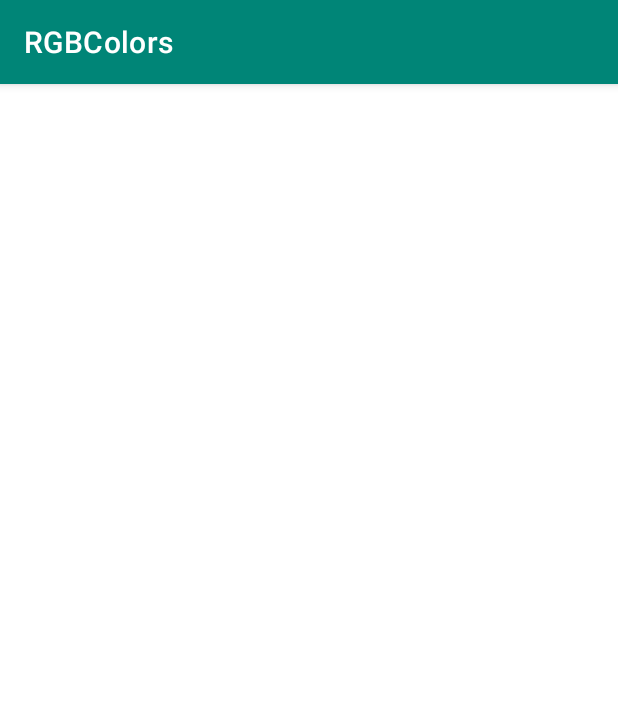
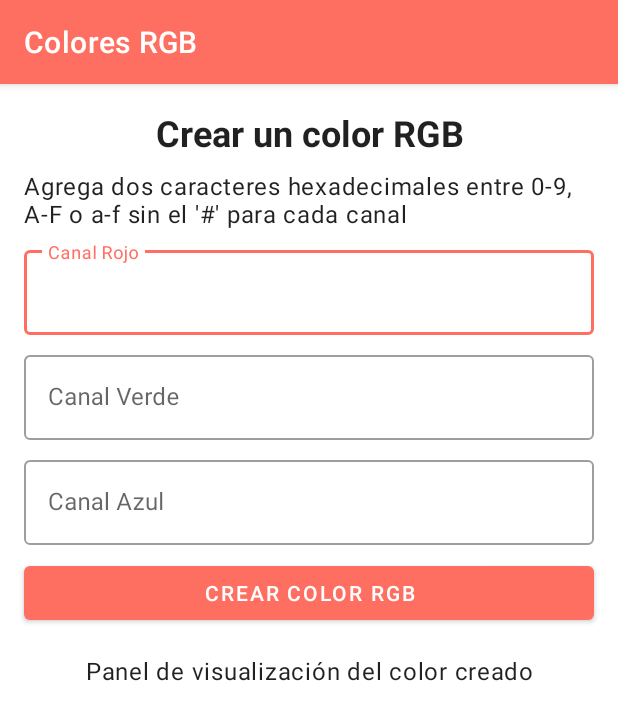
Before and after one commit to swlozano/android-rgb-color, an Android app: the screen it shows after launch (MainActivity), on a phone screen of 412 x 824 dp. Shown: the top 720 px of the screen. Run offline under Robolectric (Android 15) with nearby library versions, the phone set to English and light mode, and no system bars.

Commit message:
implement functionality to convert inputs in a rgb color and show it in the screen

```diff
--- a/app/src/main/res/layout/activity_main.xml
+++ b/app/src/main/res/layout/activity_main.xml
@@ -6,7 +6,7 @@
     android:layout_height="match_parent"
     android:layout_margin="@dimen/color_creator_layout_margin"
     tools:context=".MainActivity">
-<!--
+
     <TextView
         android:id="@+id/color_creator_title"
         style="@style/color_creator_title"
@@ -107,6 +107,15 @@
         android:gravity="center"
         android:text="@string/color_created_display_panel"
         app:layout_constraintStart_toStartOf="parent"
-        app:layout_constraintTop_toBottomOf="@id/color_creator_button" />-->
+        app:layout_constraintTop_toBottomOf="@id/color_creator_button" />
+
+    <View
+        android:id="@+id/view_panel_color"
+        android:layout_width="0dp"
+        android:layout_height="0dp"
+        app:layout_constraintBottom_toBottomOf="parent"
+        app:layout_constraintEnd_toEndOf="parent"
+        app:layout_constraintStart_toStartOf="parent"
+        app:layout_constraintTop_toBottomOf="@+id/color_creator_display" />
 
 </androidx.constraintlayout.widget.ConstraintLayout>
--- a/app/src/main/res/values/colors.xml
+++ b/app/src/main/res/values/colors.xml
@@ -1,6 +1,6 @@
 <?xml version="1.0" encoding="utf-8"?>
 <resources>
-    <color name="colorPrimary">#008577</color>
-    <color name="colorPrimaryDark">#00574B</color>
-    <color name="colorAccent">#D81B60</color>
+    <color name="colorPrimary">#FF6F61</color> <!-- Rojo coral vibrante, energético y llamativo -->
+    <color name="colorPrimaryDark">#D84315</color> <!-- Naranja profundo, cálido y fuerte -->
+    <color name="colorAccent">#FFD166</color> <!-- Amarillo dorado, alegre y brillante -->
 </resources>
--- a/app/src/main/res/values/strings.xml
+++ b/app/src/main/res/values/strings.xml
@@ -1,14 +1,13 @@
 <resources>
-    <string name="app_name">RGBColors</string>
+    <string name="app_name">Colores RGB</string>
 
-    <string name="color_creator_title">Create an RGB Color</string>
-    <!--Escape special characters by placing a backslash before them-->
-    <string name="color_creator_description">Add two hexadecimal characters between 0-9, A-For a-f without the \'#\' for each channel</string>
-    <string name="red_channel">Red Channel</string>
-    <string name="green_channel">Green Channel</string>
-    <string name="blue_channel">Blue Channel</string>
-    <string name="color_creator_button_text">Create RGB Color</string>
-    <string name="color_created_display_panel"> Created color display panel</string>
-    <string name="invalid_characters_found">Invalid Characters Found</string>
-
+    <string name="color_creator_title">Crear un color RGB</string>
+    <string name="color_creator_description">Agrega dos caracteres hexadecimales entre 0-9, A-F o a-f sin el \'#\' para cada canal</string>
+    <string name="red_channel">Canal Rojo</string>
+    <string name="green_channel">Canal Verde</string>
+    <string name="blue_channel">Canal Azul</string>
+    <string name="color_creator_button_text">Crear color RGB</string>
+    <string name="color_created_display_panel">Panel de visualización del color creado</string>
+    <string name="invalid_characters_found">Caracteres inválidos encontrados</string>
+    <string name="invalid_error_message">El color %s no es válido</string>
 </resources>
```
Also changed, not shown: app/src/main/java/com/swlozano/rgbcolors/MainActivity.kt (+31 -1 lines).
